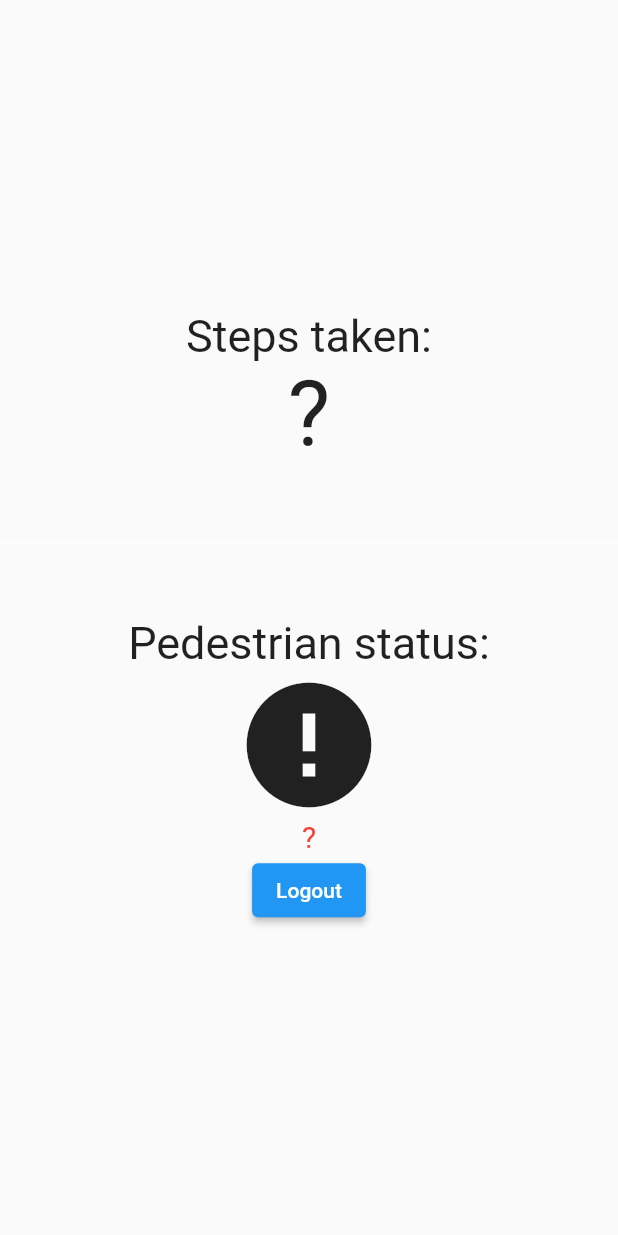
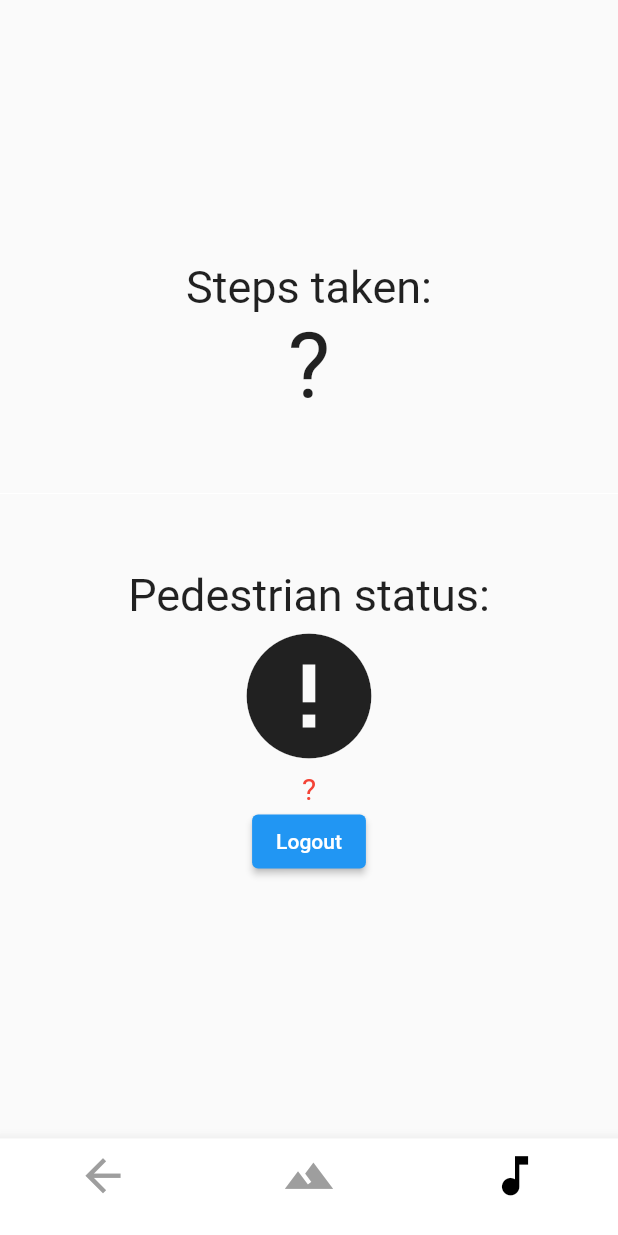
Before and after one commit to jeffreykaili/Hack-The-North-2021, a Flutter app: the screen it shows once a user with an empty profile is signed in, on a phone screen of 412 x 824 dp. Run offline on Flutter 3.47's test engine with Material 2 defaults, Android fonts, the phone set to English and light mode, and no system bars; our stand-ins replace cloud_firestore, firebase_auth, firebase_core, google_sign_in, pedometer; accounts and stored records are empty.

Commit message:
added nav bar

```diff
--- a/lib/main.dart
+++ b/lib/main.dart
@@ -2,8 +2,8 @@ import 'package:cloud_firestore/cloud_firestore.dart';
 import 'package:flutter/material.dart';
 import 'package:firebase_core/firebase_core.dart';
 import 'package:provider/provider.dart';
-import './pages/google_signin.dart';
-import './pages/provider.dart';
+import 'pages/onboarding/google_signin.dart';
+import 'services/provider.dart';
 
 void main() async {
   WidgetsFlutterBinding.ensureInitialized();
--- a/lib/pages/home.dart
+++ b/lib/pages/dashboard/dashboard.dart
@@ -1,7 +1,7 @@
 import 'dart:async';
 import 'package:flutter/material.dart';
 import 'package:firebase_auth/firebase_auth.dart';
-import './provider.dart';
+import '../../services/provider.dart';
 import 'package:provider/provider.dart';
 import 'package:pedometer/pedometer.dart';
 
@@ -9,14 +9,14 @@ String formatDate(DateTime d) {
   return d.toString().substring(0, 19);
 }
 
-class Home extends StatefulWidget {
-  const Home({Key? key}) : super(key: key);
+class Dashboard extends StatefulWidget {
+  const Dashboard({Key? key}) : super(key: key);
 
   @override
-  _HomeState createState() => _HomeState();
+  _DashboardState createState() => _DashboardState();
 }
 
-class _HomeState extends State<Home> {
+class _DashboardState extends State<Dashboard> {
   late Stream<StepCount> _stepCountStream;
   late Stream<PedestrianStatus> _pedestrianStatusStream;
   String _status = '?', _steps = '?';
--- /dev/null
+++ b/lib/pages/home_page.dart
@@ -0,0 +1,94 @@
+import 'package:firebase_auth/firebase_auth.dart';
+import 'package:flutter/material.dart';
+import 'package:flutter_application_1/pages/dashboard/dashboard.dart';
+import 'package:flutter_application_1/pages/leaderboard/leaderboard_page.dart';
+import 'package:flutter_application_1/pages/shop/shop_page.dart';
+
+class HomePage extends StatefulWidget {
+  const HomePage({Key? key}) : super(key: key);
+
+  @override
+  _HomePageState createState() => _HomePageState();
+}
+
+class _HomePageState extends State<HomePage> with TickerProviderStateMixin {
+  final user = FirebaseAuth.instance.currentUser!;
+
+  Color bottomNavBarColor = Colors.white;
+  int lastTap = DateTime.now().millisecondsSinceEpoch;
+  int consecutiveTaps = 0;
+  bool changedColour = false;
+
+  int _currentIndex = 2;
+
+  late PageController _pageController = PageController(initialPage: 1);
+
+  @override
+  void initState() {
+    super.initState();
+
+    @override
+    void dispose() {
+      _pageController.dispose();
+      super.dispose();
+    }
+  }
+
+  @override
+  Widget build(BuildContext context) {
+    return Scaffold(
+      backgroundColor: Colors.white,
+      extendBodyBehindAppBar: true,
+      body: PageView(
+        physics: NeverScrollableScrollPhysics(),
+        controller: _pageController,
+        children: [
+          ShopPage(),
+          Dashboard(),
+          LeaderboardPage(),
+        ],
+      ),
+      bottomNavigationBar: Theme(
+        data: ThemeData(
+          splashColor: Colors.transparent,
+          highlightColor: Colors.transparent,
+        ),
+        child: BottomNavigationBar(
+            currentIndex: _currentIndex,
+            selectedItemColor: Colors.black,
+            unselectedItemColor: Colors.grey,
+            type: BottomNavigationBarType.fixed,
+            backgroundColor: bottomNavBarColor,
+            items: [
+              BottomNavigationBarItem(
+                icon: Icon(
+                  Icons.arrow_back,
+                  size: 35,
+                ),
+                title: SizedBox.shrink(),
+              ),
+              BottomNavigationBarItem(
+                  icon: Icon(
+                    Icons.terrain,
+                    size: 35,
+                  ),
+                  title: SizedBox.shrink()),
+              BottomNavigationBarItem(
+                  icon: Icon(
+                    Icons.music_note,
+                    size: 35,
+                  ),
+                  title: SizedBox.shrink()),
+            ],
+            onTap: (index) {
+              setState(() {
+                _currentIndex = index;
+              });
+              _pageController.jumpToPage(
+                index,
+              );
+            }),
+      ),
+    );
+  }
+}
--- /dev/null
+++ b/lib/pages/leaderboard/leaderboard_page.dart
@@ -0,0 +1,15 @@
+import 'package:flutter/material.dart';
+
+class LeaderboardPage extends StatefulWidget {
+  const LeaderboardPage({Key? key}) : super(key: key);
+
+  @override
+  _LeaderboardPageState createState() => _LeaderboardPageState();
+}
+
+class _LeaderboardPageState extends State<LeaderboardPage> {
+  @override
+  Widget build(BuildContext context) {
+    return Container();
+  }
+}
--- a/lib/pages/google_signin.dart
+++ b/lib/pages/onboarding/google_signin.dart
@@ -1,8 +1,8 @@
 import 'package:flutter/material.dart';
 import 'package:firebase_auth/firebase_auth.dart';
+import 'package:flutter_application_1/pages/home_page.dart';
 import 'package:provider/provider.dart';
-import './provider.dart';
-import './home.dart';
+import '../../services/provider.dart';
 
 class SignInPage extends StatelessWidget {
   @override
@@ -16,8 +16,7 @@ class SignInPage extends StatelessWidget {
           } else if (snapshot.hasError) {
             return Center(child: Text("An error occured."));
           } else if (snapshot.hasData) {
-            final user = FirebaseAuth.instance.currentUser!;
-            return Home();
+            return HomePage();
           } else {
             return Login();
           }
--- /dev/null
+++ b/lib/pages/shop/shop_page.dart
@@ -0,0 +1,15 @@
+import 'package:flutter/material.dart';
+
+class ShopPage extends StatefulWidget {
+  const ShopPage({Key? key}) : super(key: key);
+
+  @override
+  _ShopPageState createState() => _ShopPageState();
+}
+
+class _ShopPageState extends State<ShopPage> {
+  @override
+  Widget build(BuildContext context) {
+    return Scaffold();
+  }
+}
```
Also changed, not shown: lib/pages/onboarding/onboarding_page.dart (renamed from lib/pages/onboarding_page.dart), lib/services/provider.dart (renamed from lib/pages/provider.dart), 7 other files.
